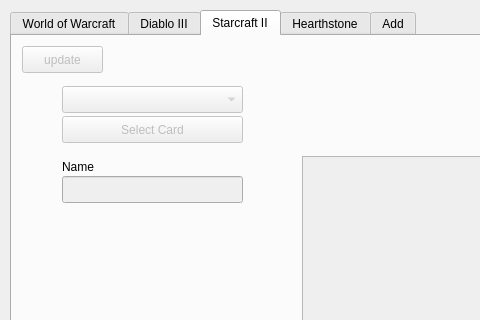
First picture: the form in characterwindow.ui, repository AndyPlanells/finalprojectp3, before the edit; both pictures show x 0 to 480 and y 0 to 320 of the 579 by 411 pixel window.
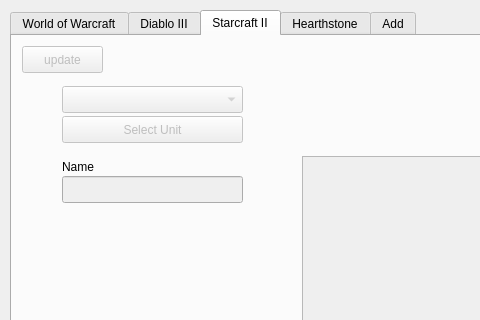
Second picture: the form after the edit. Icons and pictures are not drawn.

Patch:
```diff
--- a/characterwindow.ui
+++ b/characterwindow.ui
@@ -534,7 +534,7 @@
       </rect>
      </property>
      <property name="text">
-      <string>Select Card</string>
+      <string>Select Unit</string>
      </property>
     </widget>
     <widget class="QLineEdit" name="sc2_name">
```
